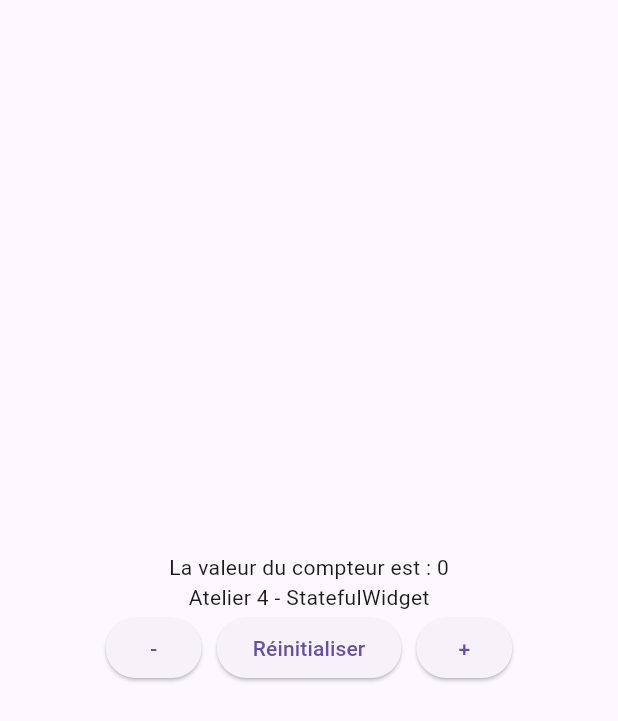
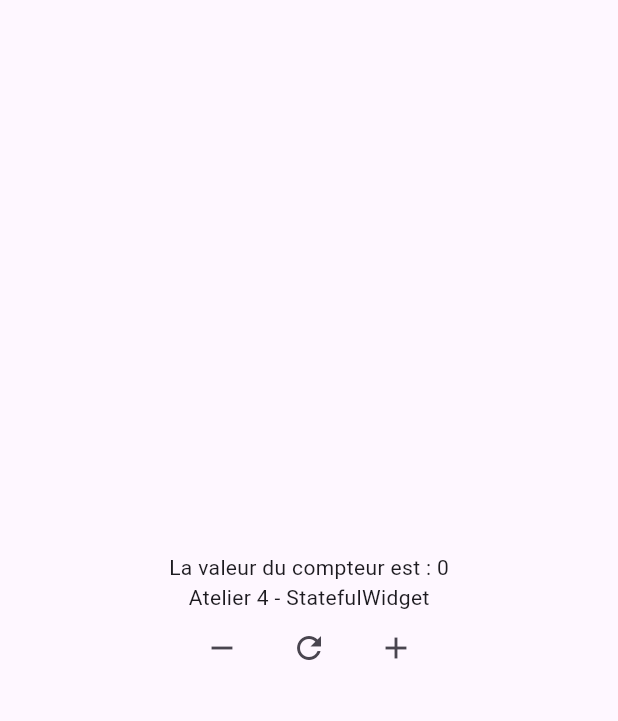
Before and after one commit to hachemsouyadi/flutter-atelier-6, a Flutter app: the screen it shows after launch, on a phone screen of 412 x 824 dp. Shown: the top 721 px of the screen. Run offline on Flutter 3.47's test engine with Material 3 defaults, Android fonts, the phone set to English and light mode, and no system bars.

Commit message:
first commit

```diff
--- a/lib/main.dart
+++ b/lib/main.dart
@@ -26,14 +26,15 @@ class _MyWidgetState extends State<MyWidget> {
  Row(
  mainAxisAlignment: MainAxisAlignment.center,
  children: [
- ElevatedButton(onPressed: () { setState(() { compteur--; }); },
-child: Text("-")),
+
+ IconButton(onPressed: () { setState(() { compteur--; }); }, icon:
+Icon(Icons.remove)),
  SizedBox(width: 10),
- ElevatedButton(onPressed: () { setState(() { compteur = 0; }); },
-child: Text("Réinitialiser")),
+ IconButton(onPressed: () { setState(() { compteur = 0; }); }, icon:
+Icon(Icons.refresh)),
  SizedBox(width: 10),
- ElevatedButton(onPressed: () { setState(() { compteur++; }); },
-child: Text("+")),
+ IconButton(onPressed: () { setState(() { compteur++; }); }, icon:
+Icon(Icons.add)),
  ],
 ),
 
```
